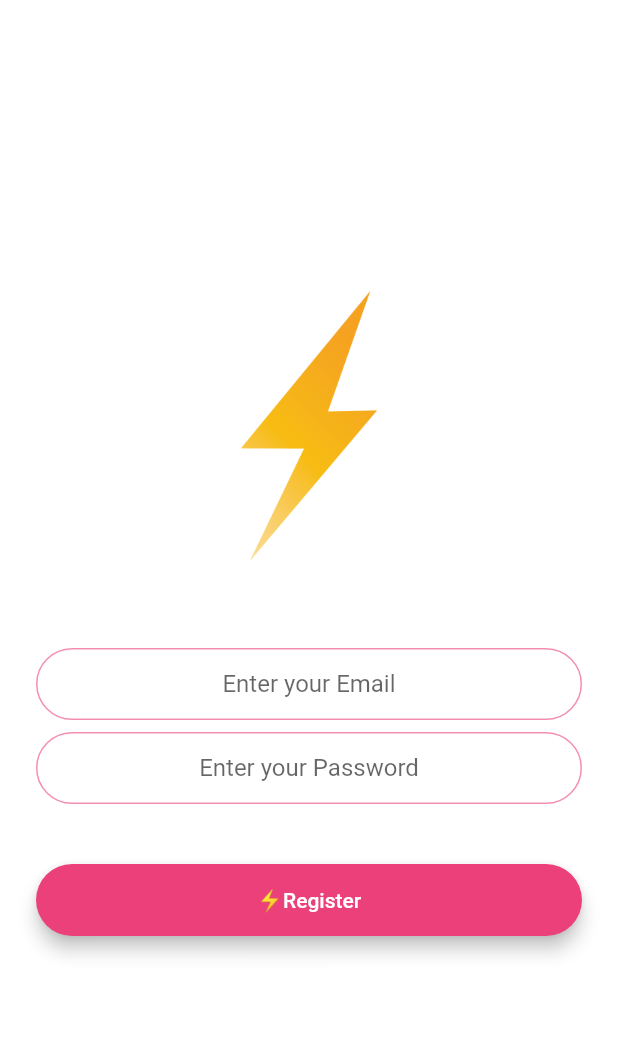
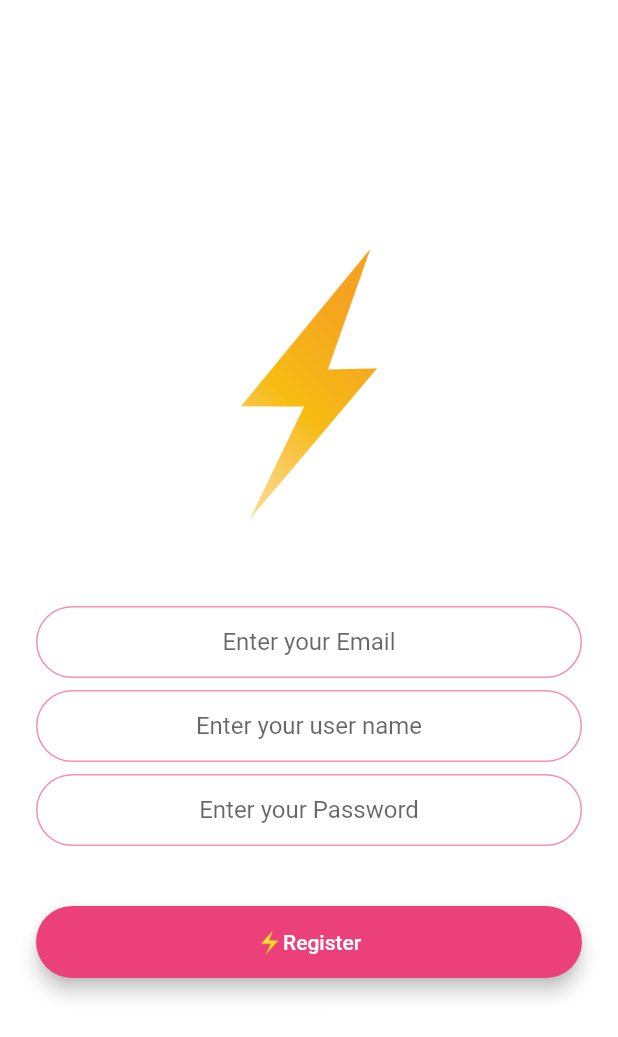
Before and after one commit to Amira-Ezz-149/chat_app_task_8_CAT, a Flutter app: the RegistrationScreen screen opened by its route, on a phone screen of 412 x 824 dp. Shown: the top 1037 px of the screen. Run offline on Flutter 3.47's test engine with Material 2 defaults, Android fonts, the phone set to English and light mode, and no system bars; our stand-ins replace animated_text_kit, cloud_firestore, firebase_auth, firebase_core, modal_progress_hud; accounts and stored records are empty.

```diff
--- a/lib/components/message_bubble.dart
+++ b/lib/components/message_bubble.dart
@@ -1,8 +1,8 @@
 import 'package:flutter/material.dart';
 class MessageBubble extends StatelessWidget {
-  const MessageBubble({this.sender, this.text, this.isMe});
+  const MessageBubble({this.sender, this.text, this.isMe, this.userName});
 
-  final String sender, text;
+  final String sender, text, userName;
   final bool isMe;
 
   @override
@@ -13,7 +13,7 @@ class MessageBubble extends StatelessWidget {
         crossAxisAlignment: isMe? CrossAxisAlignment.end : CrossAxisAlignment.start,
         children: [
           Text(
-            sender,
+            userName,
             style: TextStyle(fontSize: 12.0, color: Colors.black45),
           ),
           Material(
--- a/lib/screens/registration_screen.dart
+++ b/lib/screens/registration_screen.dart
@@ -14,7 +14,7 @@ class RegistrationScreen extends StatefulWidget {
 
 class _RegistrationScreenState extends State<RegistrationScreen> {
   final _auth = FirebaseAuth.instance;
-  String email, password;
+  String email, password, userName;
   bool showSpinner = false;
 
   @override
@@ -41,6 +41,8 @@ class _RegistrationScreenState extends State<RegistrationScreen> {
               SizedBox(
                 height: 48.0,
               ),
+              //============================== email
+              //================================================
               TextField(
                 keyboardType: TextInputType.emailAddress,
                 textAlign: TextAlign.center,
@@ -53,6 +55,22 @@ class _RegistrationScreenState extends State<RegistrationScreen> {
               SizedBox(
                 height: 8.0,
               ),
+              //==================================== user name
+              //==================================================
+              TextField(
+                keyboardType: TextInputType.text,
+                textAlign: TextAlign.center,
+                onChanged: (value) {
+                  userName = value;
+                },
+                decoration: kTextFieldDecoration.copyWith(
+                    hintText: 'Enter your user name'),
+              ),
+              SizedBox(
+                height: 8.0,
+              ),
+              //================================== password
+              //===============================================
               TextField(
                 obscureText: true,
                 textAlign: TextAlign.center,
```
Also changed, not shown: lib/screens/chat_screen.dart (+4 -3 lines), lib/screens/log_in.dart (line endings or trailing spaces).
